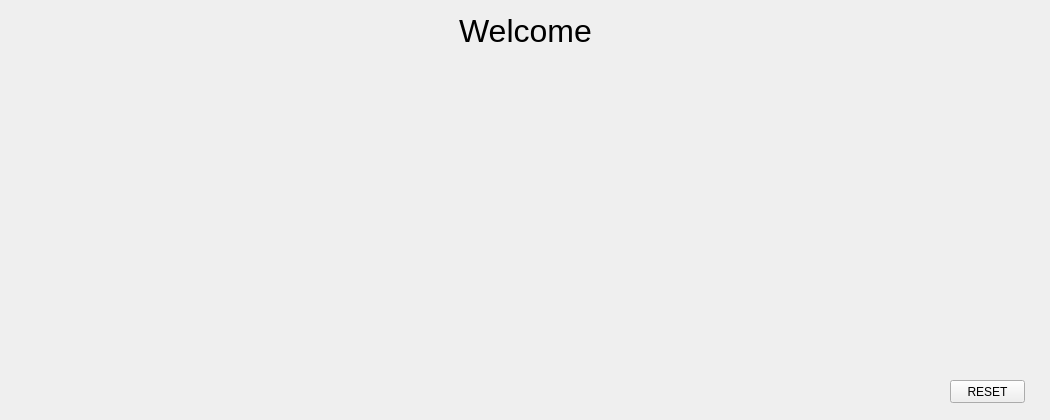
Old version of the form src/user-interfaces/gui-welcome.ui in the repository Donn13Darko/uC_Interfacer.
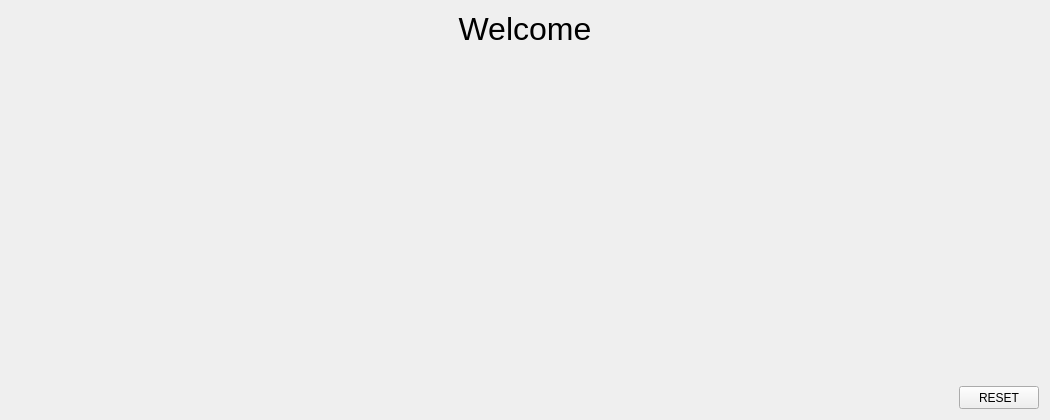
New version of the form.

Diff of the .ui file:
```diff
--- a/src/user-interfaces/gui-welcome.ui
+++ b/src/user-interfaces/gui-welcome.ui
@@ -10,17 +10,48 @@
     <height>420</height>
    </rect>
   </property>
+  <property name="sizePolicy">
+   <sizepolicy hsizetype="Minimum" vsizetype="Minimum">
+    <horstretch>0</horstretch>
+    <verstretch>0</verstretch>
+   </sizepolicy>
+  </property>
+  <property name="minimumSize">
+   <size>
+    <width>1050</width>
+    <height>420</height>
+   </size>
+  </property>
   <property name="windowTitle">
    <string>Form</string>
   </property>
+  <layout class="QGridLayout" name="gridLayout">
+   <item row="2" column="0">
+    <widget class="QLabel" name="msg_label">
+     <property name="sizePolicy">
+      <sizepolicy hsizetype="Expanding" vsizetype="Expanding">
+       <horstretch>0</horstretch>
+       <verstretch>0</verstretch>
+      </sizepolicy>
+     </property>
+     <property name="text">
+      <string/>
+     </property>
+     <property name="alignment">
+      <set>Qt::AlignLeading|Qt::AlignLeft|Qt::AlignTop</set>
+     </property>
+     <property name="textInteractionFlags">
+      <set>Qt::LinksAccessibleByMouse|Qt::TextSelectableByMouse</set>
+     </property>
+    </widget>
+   </item>
+   <item row="1" column="0">
   <widget class="QLabel" name="header_label">
-   <property name="geometry">
-    <rect>
-     <x>0</x>
-     <y>0</y>
-     <width>1051</width>
-     <height>61</height>
-    </rect>
+     <property name="sizePolicy">
+      <sizepolicy hsizetype="Expanding" vsizetype="Fixed">
+       <horstretch>0</horstretch>
+       <verstretch>0</verstretch>
+      </sizepolicy>
    </property>
    <property name="font">
     <font>
@@ -37,33 +68,23 @@
     <set>Qt::AlignCenter</set>
    </property>
   </widget>
-  <widget class="QLabel" name="msg_label">
-   <property name="geometry">
-    <rect>
-     <x>20</x>
-     <y>60</y>
-     <width>1011</width>
-     <height>371</height>
-    </rect>
-   </property>
-   <property name="text">
-    <string/>
-   </property>
-   <property name="alignment">
-    <set>Qt::AlignLeading|Qt::AlignLeft|Qt::AlignTop</set>
-   </property>
-   <property name="textInteractionFlags">
-    <set>Qt::LinksAccessibleByMouse|Qt::TextSelectableByMouse</set>
-   </property>
-  </widget>
+   </item>
+   <item row="4" column="0" alignment="Qt::AlignRight|Qt::AlignBottom">
   <widget class="QPushButton" name="ResetGUI_Button">
-   <property name="geometry">
-    <rect>
-     <x>950</x>
-     <y>380</y>
+     <property name="sizePolicy">
+      <sizepolicy hsizetype="Fixed" vsizetype="Fixed">
+       <horstretch>0</horstretch>
+       <verstretch>0</verstretch>
+      </sizepolicy>
+     </property>
+     <property name="minimumSize">
+      <size>
      <width>75</width>
      <height>23</height>
-    </rect>
+      </size>
+     </property>
+     <property name="layoutDirection">
+      <enum>Qt::LeftToRight</enum>
    </property>
    <property name="text">
     <string>RESET</string>
@@ -72,6 +93,8 @@
     <bool>false</bool>
    </property>
   </widget>
+   </item>
+  </layout>
  </widget>
  <resources/>
  <connections/>
```
Lines whose indentation alone changed are shown as unchanged.
